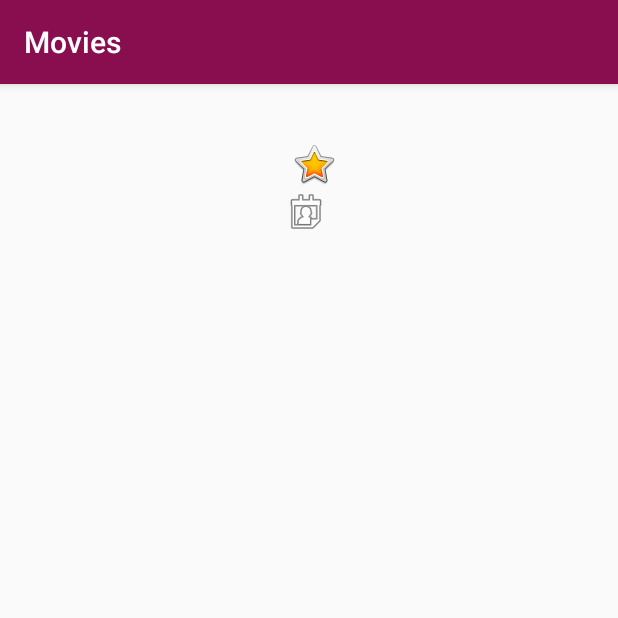
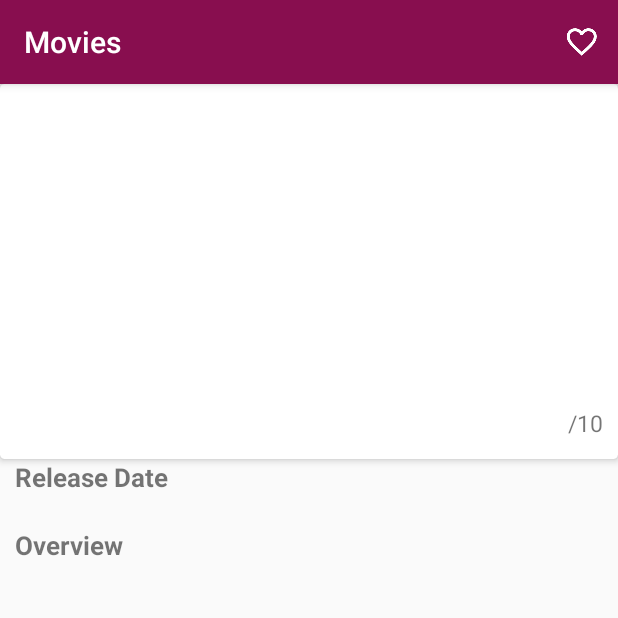
Before and after one commit to RaquelMSantos/Filmes-Famosos, an Android app: the DetailActivity screen opened directly, with no data from a screen before it, on a phone screen of 412 x 824 dp, the top half of it. Run offline under Robolectric (Android 15) with nearby library versions, the phone set to English and light mode, and no system bars; our stand-ins replace Picasso; pictures from the network do not load; 3 statements that could not run were skipped.

Commit message:
layout adjustments

```diff
--- a/app/build.gradle
+++ b/app/build.gradle
@@ -35,4 +35,7 @@ dependencies {
     implementation 'com.squareup.picasso:picasso:2.5.2'
     //RecyclerView
     implementation 'com.android.support:recyclerview-v7:27.1.1'
+    //CardView
+    implementation 'com.android.support:cardview-v7:27.1.0'
+    implementation 'com.android.support:palette-v7:27.1.1'
 }
--- a/app/src/main/AndroidManifest.xml
+++ b/app/src/main/AndroidManifest.xml
@@ -18,7 +18,11 @@
                 <category android:name="android.intent.category.LAUNCHER" />
             </intent-filter>
         </activity>
-        <activity android:name=".DetailActivity"></activity>
+        <activity android:name=".DetailActivity">
+            <meta-data
+                android:value=".MainActivity"
+                android:name="android.support.PARENT_ACTIVITY"/>
+        </activity>
     </application>
 
 </manifest>
--- a/app/src/main/java/br/com/rmso/filmesfamosos/DetailActivity.java
+++ b/app/src/main/java/br/com/rmso/filmesfamosos/DetailActivity.java
@@ -1,11 +1,22 @@
 package br.com.rmso.filmesfamosos;
 
+import android.support.design.widget.CollapsingToolbarLayout;
 import android.support.v7.app.AppCompatActivity;
 import android.os.Bundle;
+import android.view.Menu;
+import android.view.MenuItem;
 import android.widget.ImageView;
 import android.widget.TextView;
+import android.widget.Toast;
 
 import com.squareup.picasso.Picasso;
+
+import java.text.DateFormat;
+import java.text.ParseException;
+import java.text.SimpleDateFormat;
+import java.util.Date;
+
+import static android.text.Layout.JUSTIFICATION_MODE_INTER_WORD;
 
 public class DetailActivity extends AppCompatActivity {
 
@@ -22,12 +33,46 @@ public class DetailActivity extends AppCompatActivity {
 
         Movie movie = getIntent().getExtras().getParcelable("movie");
 
+        //Primeiro converte de String para Date
+        DateFormat formatUS = new SimpleDateFormat("yyyy-mm-dd");
+        Date date = null;
+        try {
+            date = formatUS.parse(movie.getDate());
+        } catch (ParseException e) {
+            e.printStackTrace();
+        }
+
+        DateFormat formatBR = new SimpleDateFormat("dd-mm-yyyy");
+        String dateFormated = formatBR.format(date);
+
         if (movie != null){
             Picasso.with(this).load(movie.getBackdrop_path()).into(mPosterImageView);
             mTitleTextView.setText(movie.getTitle());
-            mDateTextView.setText(movie.getDate());
+            mDateTextView.setText(dateFormated);
             mAverageTextView.setText(movie.getAverage());
             mOverViewTextView.setText(movie.getOverview());
         }
     }
+
+    @Override
+    public boolean onCreateOptionsMenu(Menu menu) {
+        getMenuInflater().inflate(R.menu.menu_detail, menu);
+        return true;
+    }
+
+    @Override
+    public boolean onOptionsItemSelected(MenuItem item) {
+        int itemid = item.getItemId();
+
+        switch (itemid){
+            case R.id.action_favorites:
+                Toast.makeText(DetailActivity.this, "Salvar nos favoritos", Toast.LENGTH_SHORT).show();
+
+                break;
+
+                default:
+                    break;
+        }
+        return super.onOptionsItemSelected(item);
+    }
 }
--- a/app/src/main/res/layout/activity_detail.xml
+++ b/app/src/main/res/layout/activity_detail.xml
@@ -1,55 +1,105 @@
-<?xml version="1.0" encoding="utf-8"?>
-<LinearLayout
+<ScrollView android:layout_width="match_parent"
+    android:layout_height="match_parent"
     xmlns:android="http://schemas.android.com/apk/res/android"
-    xmlns:tools="http://schemas.android.com/tools"
+    xmlns:app="http://schemas.android.com/apk/res-auto">
+
+    <RelativeLayout
+        xmlns:app="http://schemas.android.com/apk/res-auto"
+        xmlns:android="http://schemas.android.com/apk/res/android"
         android:layout_width="match_parent"
-    android:layout_height="match_parent"
-    android:orientation="vertical"
-    tools:context="br.com.rmso.filmesfamosos.DetailActivity">
+        android:layout_height="match_parent">
+
+        <android.support.v7.widget.CardView
+            android:layout_width="match_parent"
+            android:layout_height="250dp"
+            app:cardElevation="3dp"
+            app:cardCornerRadius="3dp"
+            android:id="@+id/card_view">
+
+            <RelativeLayout
+                android:layout_width="wrap_content"
+                android:layout_height="wrap_content">
 
                 <ImageView
                     android:id="@+id/img_poster"
-        android:layout_width="wrap_content"
-        android:layout_height="wrap_content"
-        android:layout_gravity="center_horizontal"
-        android:paddingTop="10dp"
-        android:layout_marginLeft="10dp"
-        android:layout_marginRight="10dp"/>
+                    android:layout_width="match_parent"
+                    android:layout_height="200dp"
+                    android:scaleType="centerCrop"/>
 
                 <TextView
                     android:id="@+id/tv_title"
                     android:layout_width="wrap_content"
                     android:layout_height="wrap_content"
-        android:layout_gravity="center_horizontal"
+                    android:textColor="@color/colorPrimary"
+                    android:textSize="20sp"
                     android:textStyle="bold"
-        android:textSize="20sp"/>
+                    android:layout_marginTop="10dp"
+                    android:layout_below="@id/img_poster"
+                    android:layout_alignParentStart="true"
+                    android:layout_marginLeft="10dp"/>
 
                 <TextView
                     android:id="@+id/tv_average"
                     android:layout_width="wrap_content"
                     android:layout_height="wrap_content"
-        android:textSize="18sp"
-        android:layout_marginLeft="5dp"
-        android:layout_gravity="center_horizontal"
-        android:gravity="center_vertical"
-        android:drawableLeft="@android:drawable/btn_star_big_on"
-        android:drawablePadding="3dp"/>
+                    android:textSize="15sp"
+                    android:layout_below="@id/img_poster"
+                    android:layout_marginTop="15dp"
+                    android:layout_toLeftOf="@id/tv_total_rating"/>
+
+                <TextView
+                    android:id="@+id/tv_total_rating"
+                    android:layout_width="wrap_content"
+                    android:layout_height="wrap_content"
+                    android:text="@string/total_rating"
+                    android:layout_below="@id/img_poster"
+                    android:textSize="15sp"
+                    android:layout_marginRight="10dp"
+                    android:layout_marginTop="15dp"
+                    android:layout_alignParentEnd="true"/>
+
+            </RelativeLayout>
+        </android.support.v7.widget.CardView>
+
+           <TextView
+               android:id="@+id/title_release_date"
+               android:layout_width="wrap_content"
+               android:layout_height="wrap_content"
+               android:textSize="17sp"
+               android:fontFamily="sans-serif"
+               android:text="@string/release_date"
+               android:textStyle="bold"
+               android:layout_marginLeft="10dp"
+               android:layout_below="@id/card_view"/>
 
             <TextView
                 android:id="@+id/tv_date"
                 android:layout_width="wrap_content"
                 android:layout_height="wrap_content"
-        android:textSize="18sp"
-        android:drawableLeft="@android:drawable/ic_menu_my_calendar"
-        android:layout_gravity="center_horizontal"
-        android:drawablePadding="3dp"
-        android:gravity="center_vertical"/>
+                android:textSize="15sp"
+                android:fontFamily="sans-serif"
+                android:layout_marginLeft="10dp"
+                android:layout_below="@id/title_release_date"/>
+
+           <TextView
+               android:id="@+id/title_overview"
+               android:layout_width="wrap_content"
+               android:layout_height="wrap_content"
+               android:fontFamily="sans-serif"
+               android:textStyle="bold"
+               android:textSize="17sp"
+               android:text="@string/overview"
+               android:layout_marginLeft="10dp"
+               android:layout_below="@id/tv_date"/>
 
             <TextView
                 android:id="@+id/tv_overview"
-        android:layout_width="wrap_content"
+                android:layout_width="match_parent"
                 android:layout_height="wrap_content"
-        android:textSize="18sp"
-        android:textAlignment="center"/>
-
-</LinearLayout>
+                android:textSize="15sp"
+                android:fontFamily="sans-serif"
+                android:layout_marginRight="10dp"
+                android:layout_marginLeft="10dp"
+                android:layout_below="@id/title_overview"/>
+    </RelativeLayout>
+</ScrollView>
--- /dev/null
+++ b/app/src/main/res/menu/menu_detail.xml
@@ -0,0 +1,9 @@
+<?xml version="1.0" encoding="utf-8"?>
+<menu xmlns:android="http://schemas.android.com/apk/res/android"
+    xmlns:app="http://schemas.android.com/apk/res-auto">
+    <item
+        android:id="@+id/action_favorites"
+        android:title="@string/action_favorites"
+        app:showAsAction="ifRoom"
+        android:icon="@drawable/baseline_favorite_border_white_24"/>
+</menu>
--- a/app/src/main/res/values/strings.xml
+++ b/app/src/main/res/values/strings.xml
@@ -3,4 +3,8 @@
     <string name="action_popular">Popular</string>
     <string name="action_top_rated">Top Rated</string>
     <string name="action_favorites">My Favorites</string>
+    <string name="total_rating">/10</string>
+    <string name="release_date">Release Date</string>
+    <string name="overview">Overview</string>
+
 </resources>
```
Also changed, not shown: app/src/main/java/br/com/rmso/filmesfamosos/MovieAdapter.java (+7 -0 lines), app/src/main/res/layout/movie_list_item.xml (+35 -3 lines), app/src/main/res/menu/main.xml (deleted, +0 -14 lines). Lines whose indentation alone changed are shown as unchanged.
